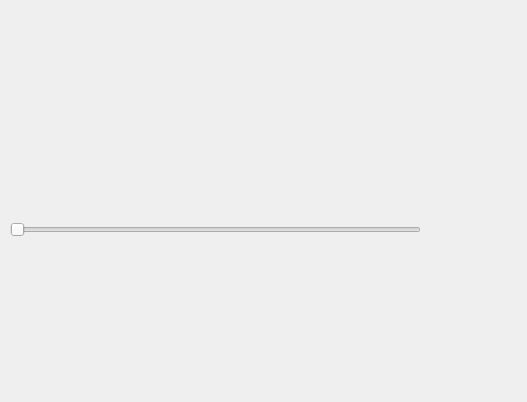
This is code/display/region/QtRegionDock.ui in radio-astro/casa as Qt 5 draws it before an edit. The edited form follows.
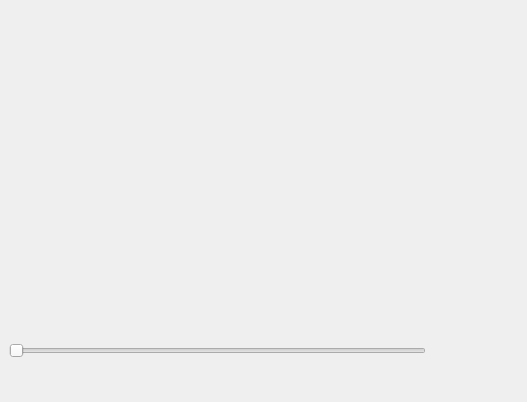
This is the edited form.

Commit message: New Development: No             JIRA Issue: No         Ready for Test: Yes      Interface Changes: No What Interface Changed: Please list interface changes          Test Programs: List test programs   Put in Release Notes: No              Module(s): Module Names change impacts.            Description: Viewer Animator and Region were cutting off informational text.

The edit to the form file:
```diff
--- a/code/display/region/QtRegionDock.ui
+++ b/code/display/region/QtRegionDock.ui
@@ -12,27 +12,27 @@
   </property>
   <property name="minimumSize">
    <size>
-    <width>486</width>
-    <height>270</height>
+    <width>527</width>
+    <height>402</height>
    </size>
   </property>
   <property name="windowTitle">
    <string>Regions</string>
   </property>
   <widget class="QWidget" name="dockWidgetContents">
+   <layout class="QVBoxLayout" name="verticalLayout">
+    <item>
    <widget class="QStackedWidget" name="region_stack">
-    <property name="geometry">
-     <rect>
-      <x>0</x>
-      <y>0</y>
-      <width>481</width>
-      <height>221</height>
-     </rect>
+      <property name="sizePolicy">
+       <sizepolicy hsizetype="MinimumExpanding" vsizetype="Preferred">
+        <horstretch>1</horstretch>
+        <verstretch>0</verstretch>
+       </sizepolicy>
     </property>
     <property name="minimumSize">
      <size>
-      <width>0</width>
-      <height>0</height>
+        <width>504</width>
+        <height>325</height>
      </size>
     </property>
     <property name="lineWidth">
@@ -47,18 +47,14 @@
     <widget class="QWidget" name="page"/>
     <widget class="QWidget" name="page_2"/>
    </widget>
+    </item>
+    <item>
+     <layout class="QHBoxLayout" name="horizontalLayout">
+      <item>
    <widget class="QSlider" name="region_scroll">
     <property name="enabled">
      <bool>false</bool>
     </property>
-    <property name="geometry">
-     <rect>
-      <x>10</x>
-      <y>220</y>
-      <width>411</width>
-      <height>20</height>
-     </rect>
-    </property>
     <property name="toolTip">
      <string>move to info about a different region</string>
     </property>
@@ -69,40 +65,12 @@
      <enum>Qt::Horizontal</enum>
     </property>
    </widget>
-   <widget class="QPushButton" name="dismiss_region">
-    <property name="enabled">
-     <bool>false</bool>
-    </property>
-    <property name="geometry">
-     <rect>
-      <x>454</x>
-      <y>220</y>
-      <width>21</width>
-      <height>20</height>
-     </rect>
-    </property>
-    <property name="toolTip">
-     <string>delete this region</string>
-    </property>
-    <property name="text">
-     <string/>
-    </property>
-    <property name="flat">
-     <bool>true</bool>
-    </property>
-   </widget>
+      </item>
+      <item>
    <widget class="QPushButton" name="reset_regions">
     <property name="enabled">
      <bool>false</bool>
     </property>
-    <property name="geometry">
-     <rect>
-      <x>428</x>
-      <y>220</y>
-      <width>21</width>
-      <height>20</height>
-     </rect>
-    </property>
     <property name="toolTip">
      <string>delete ALL regions</string>
     </property>
@@ -113,6 +81,39 @@
      <bool>true</bool>
     </property>
    </widget>
+      </item>
+      <item>
+       <widget class="QPushButton" name="dismiss_region">
+        <property name="enabled">
+         <bool>false</bool>
+        </property>
+        <property name="toolTip">
+         <string>delete this region</string>
+        </property>
+        <property name="text">
+         <string/>
+        </property>
+        <property name="flat">
+         <bool>true</bool>
+        </property>
+       </widget>
+      </item>
+     </layout>
+    </item>
+    <item>
+     <spacer name="verticalSpacer">
+      <property name="orientation">
+       <enum>Qt::Vertical</enum>
+      </property>
+      <property name="sizeHint" stdset="0">
+       <size>
+        <width>20</width>
+        <height>40</height>
+       </size>
+      </property>
+     </spacer>
+    </item>
+   </layout>
   </widget>
  </widget>
  <resources/>
```
Lines whose indentation alone changed are shown as unchanged. The commit also changes 15 other files.
